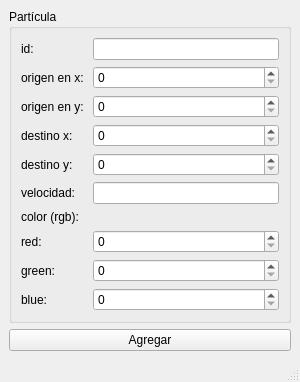
First picture: the form in mainwindow.ui, repository edalcala42/Administrador-de-particulas, before the edit.
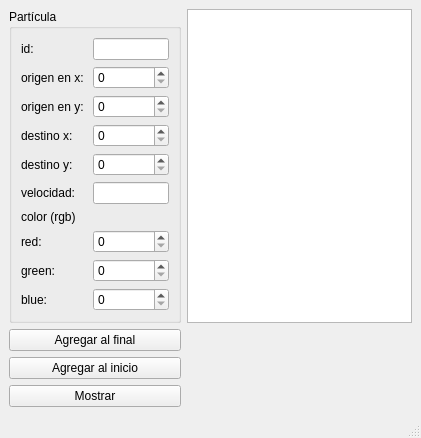
Second picture: the form after the edit.

Commit message: Archivo correspondiente a la interfaz diseñada en Qt Designer

Diff of the .ui file:
```diff
--- a/mainwindow.ui
+++ b/mainwindow.ui
@@ -6,8 +6,8 @@
    <rect>
     <x>0</x>
     <y>0</y>
-    <width>300</width>
-    <height>341</height>
+    <width>421</width>
+    <height>426</height>
    </rect>
   </property>
   <property name="windowTitle">
@@ -100,7 +100,7 @@
        <item row="6" column="0">
         <widget class="QLabel" name="label_7">
          <property name="text">
-          <string>color (rgb):</string>
+          <string>color (rgb)</string>
          </property>
         </widget>
        </item>
@@ -149,13 +149,30 @@
       </layout>
      </widget>
     </item>
+    <item row="2" column="0">
+     <widget class="QPushButton" name="agregar_inicio_pushButton">
+      <property name="text">
+       <string>Agregar al inicio</string>
+      </property>
+     </widget>
+    </item>
+    <item row="3" column="0">
+     <widget class="QPushButton" name="mostrar_pushButton">
+      <property name="text">
+       <string>Mostrar</string>
+      </property>
+     </widget>
+    </item>
     <item row="1" column="0">
      <widget class="QPushButton" name="pushButton">
       <property name="text">
-       <string>Agregar</string>
+       <string>Agregar al final</string>
       </property>
      </widget>
     </item>
+    <item row="0" column="1">
+     <widget class="QPlainTextEdit" name="salida"/>
+    </item>
    </layout>
   </widget>
   <widget class="QMenuBar" name="menubar">
```
Left out of the diff: 22 changed lines with no effect on the pictures.
